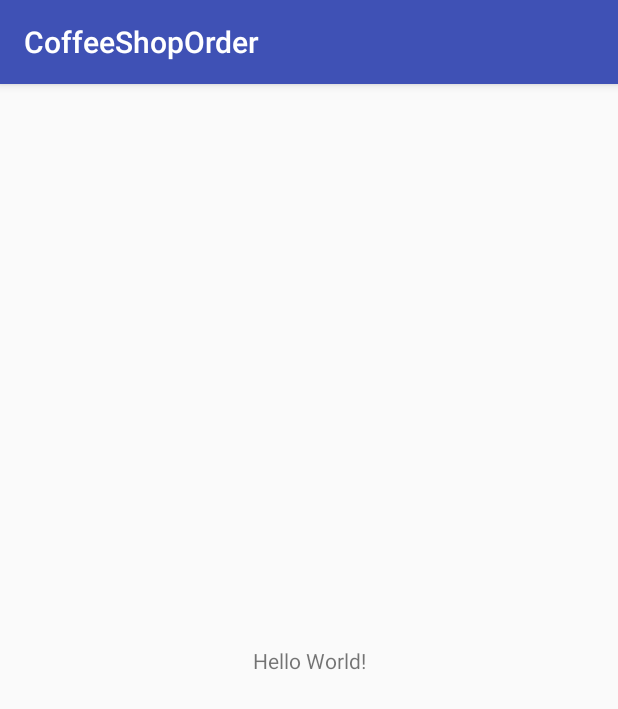
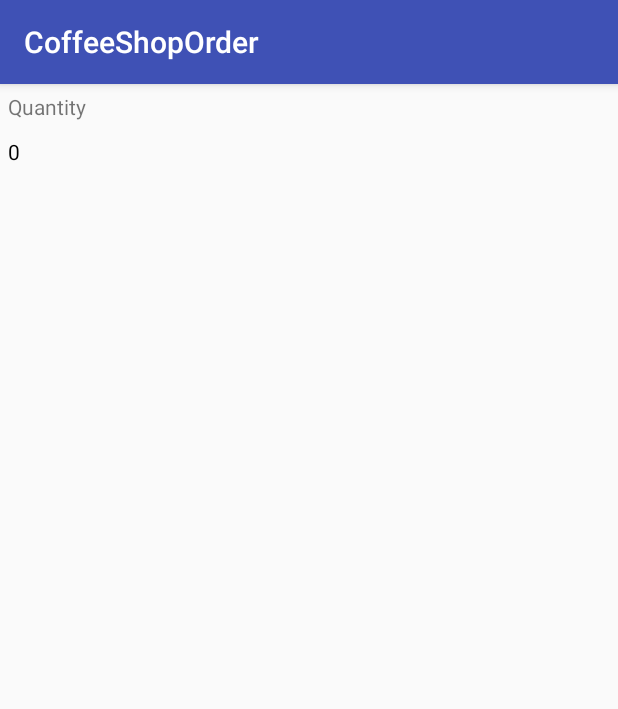
Before and after one commit to ahmadhmirza/AndroidCourses, an Android app: the screen it shows after launch (MainActivity), on a phone screen of 412 x 824 dp. Shown: the top 709 px of the screen. Run offline under Robolectric (Android 15) with nearby library versions, the phone set to English and light mode, and no system bars.

Commit message:
CoffeShopOrderApp
first commit

```diff
--- a/CoffeeShopOrder/app/src/main/res/layout/activity_main.xml
+++ b/CoffeeShopOrder/app/src/main/res/layout/activity_main.xml
@@ -1,18 +1,28 @@
 <?xml version="1.0" encoding="utf-8"?>
-<android.support.constraint.ConstraintLayout xmlns:android="http://schemas.android.com/apk/res/android"
-    xmlns:app="http://schemas.android.com/apk/res-auto"
-    xmlns:tools="http://schemas.android.com/tools"
+<RelativeLayout
+    xmlns:android="http://schemas.android.com/apk/res/android"
     android:layout_width="match_parent"
     android:layout_height="match_parent"
-    tools:context=".MainActivity">
 
+    >
     <TextView
+        android:id="@+id/Quantity_tag"
         android:layout_width="wrap_content"
         android:layout_height="wrap_content"
-        android:text="Hello World!"
-        app:layout_constraintBottom_toBottomOf="parent"
-        app:layout_constraintLeft_toLeftOf="parent"
-        app:layout_constraintRight_toRightOf="parent"
-        app:layout_constraintTop_toTopOf="parent" />
+        android:text="Quantity"
+        android:visibility="visible"
+        android:layout_alignParentLeft="true"
+        android:layout_margin="5dp"
+        />
+    <TextView
+        android:id="@+id/to_text"
+        android:layout_width="wrap_content"
+        android:layout_height="wrap_content"
+        android:text="0"
+        android:visibility="visible"
+        android:layout_below="@id/Quantity_tag"
+        android:layout_margin="5dp"
+        android:textColor="@android:color/black"
+        />
 
-</android.support.constraint.ConstraintLayout>
+</RelativeLayout>
```
Also changed, not shown: 1840 other files.
